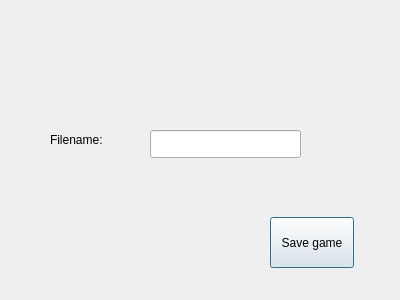
Qt form Game/savewindow.ui (juhvv/programming3-2019-project) before a commit.
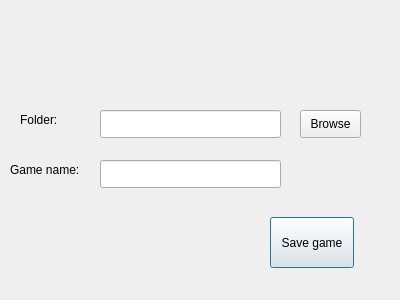
The same form after that commit.

Commit message: Implemented saveCurrentGame. Added path browsing option in savewindow

```diff
--- a/Game/savewindow.ui
+++ b/Game/savewindow.ui
@@ -16,9 +16,9 @@
   <widget class="QLineEdit" name="fileNameEdit">
    <property name="geometry">
     <rect>
-     <x>150</x>
-     <y>130</y>
-     <width>151</width>
+     <x>100</x>
+     <y>160</y>
+     <width>181</width>
      <height>28</height>
     </rect>
    </property>
@@ -26,14 +26,14 @@
   <widget class="QLabel" name="fileNameLbl">
    <property name="geometry">
     <rect>
-     <x>50</x>
-     <y>130</y>
+     <x>10</x>
+     <y>160</y>
      <width>91</width>
      <height>20</height>
     </rect>
    </property>
    <property name="text">
-    <string>Filename:</string>
+    <string>Game name:</string>
    </property>
   </widget>
   <widget class="QPushButton" name="saveGameBtn">
@@ -49,6 +49,42 @@
     <string>Save game</string>
    </property>
   </widget>
+  <widget class="QLabel" name="pathLabel">
+   <property name="geometry">
+    <rect>
+     <x>20</x>
+     <y>110</y>
+     <width>63</width>
+     <height>20</height>
+    </rect>
+   </property>
+   <property name="text">
+    <string>Folder:</string>
+   </property>
+  </widget>
+  <widget class="QLineEdit" name="pathEdit">
+   <property name="geometry">
+    <rect>
+     <x>100</x>
+     <y>110</y>
+     <width>181</width>
+     <height>28</height>
+    </rect>
+   </property>
+  </widget>
+  <widget class="QPushButton" name="browseBtn">
+   <property name="geometry">
+    <rect>
+     <x>300</x>
+     <y>110</y>
+     <width>61</width>
+     <height>28</height>
+    </rect>
+   </property>
+   <property name="text">
+    <string>Browse</string>
+   </property>
+  </widget>
  </widget>
  <resources/>
  <connections/>
```
The commit also changes 11 other files.
